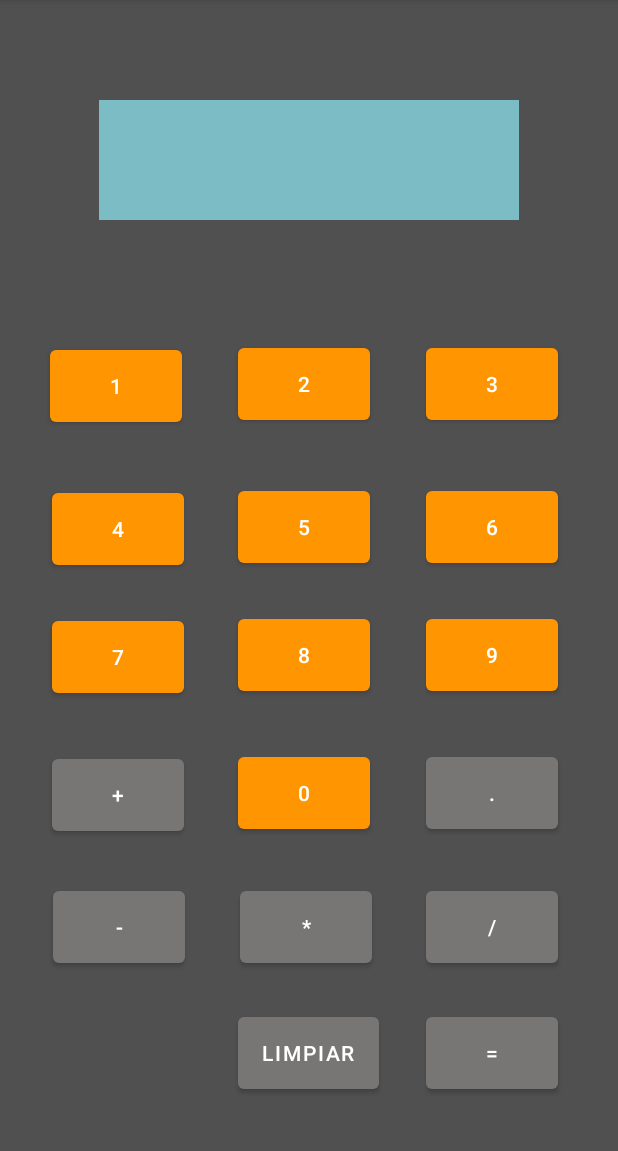
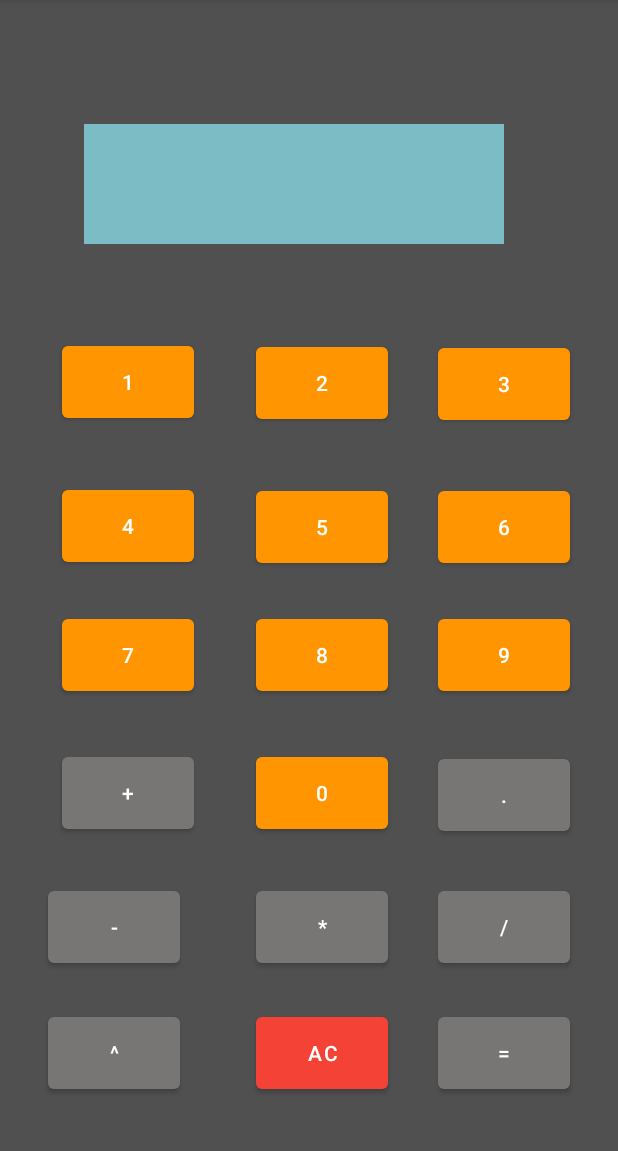
Before and after one commit to crafteer25/Practica1_Calculadora_DIZF, an Android app: the screen it shows after launch (MainActivity), on a phone screen of 412 x 824 dp, the part 84-1235 px from its top. Run offline under Robolectric (Android 15) with nearby library versions, the phone set to English and light mode, and no system bars.

Commit message:
First update

```diff
--- a/app/src/main/java/ipn/cecyt9/practica1_calculadora/MainActivity.java
+++ b/app/src/main/java/ipn/cecyt9/practica1_calculadora/MainActivity.java
@@ -3,13 +3,11 @@
 package ipn.cecyt9.practica1_calculadora;
 
 import static android.widget.Toast.LENGTH_SHORT;
-
 import androidx.appcompat.app.AppCompatActivity;
 import android.view.View;
 import android.widget.TextView;
 import android.os.Bundle;
 import android.widget.Toast;
-import static android.widget.Toast.LENGTH_SHORT;
 
 public class MainActivity extends AppCompatActivity {
 
@@ -103,6 +101,13 @@ public class MainActivity extends AppCompatActivity {
         operador="/";
         onClickOperacionCapturaNumero1(miView);
     }
+    public void onClickElevar(View miView)
+    {
+        operador="^";
+        onClickOperacionCapturaNumero1(miView);
+    }
+
+
     public void onClickIgual(View miView)
     {
         TextView tv = (TextView) findViewById(R.id.textView) ;
@@ -119,6 +124,10 @@ public class MainActivity extends AppCompatActivity {
             } else if (operador.equals("/")) {
                 resultado = numero1 / numero2;
             }
+            else if (operador.equals("^")) {
+                resultado = Math.pow(numero1, numero2);
+            }
+
             tv.setText(resultado.toString());
         }catch(NumberFormatException nfe){
             Toast.makeText(this, "Numero Incorrecto", LENGTH_SHORT).show();
--- a/app/src/main/res/layout/activity_main.xml
+++ b/app/src/main/res/layout/activity_main.xml
@@ -11,11 +11,18 @@
         android:id="@+id/textView"
         android:layout_width="280dp"
         android:layout_height="80dp"
-        android:layout_marginTop="60dp"
-        android:layout_marginBottom="74dp"
+        android:layout_marginStart="56dp"
+        android:layout_marginLeft="56dp"
+        android:layout_marginTop="102dp"
+        android:layout_marginEnd="57dp"
+        android:layout_marginRight="57dp"
+        android:layout_marginBottom="82dp"
         android:background="#7BBCC5"
+        android:textColor="#FFFFFF"
+        android:textSize="25sp"
         app:layout_constraintBottom_toTopOf="@+id/button"
         app:layout_constraintEnd_toEndOf="parent"
+        app:layout_constraintHorizontal_bias="0.0"
         app:layout_constraintStart_toStartOf="parent"
         app:layout_constraintTop_toTopOf="parent" />
 
@@ -23,26 +30,25 @@
         android:id="@+id/button"
         android:layout_width="wrap_content"
         android:layout_height="60dp"
-        android:layout_marginStart="35dp"
-        android:layout_marginLeft="35dp"
-        android:layout_marginEnd="37dp"
-        android:layout_marginRight="37dp"
-        android:layout_marginBottom="35dp"
+        android:layout_marginStart="32dp"
+        android:layout_marginLeft="32dp"
+        android:layout_marginEnd="32dp"
+        android:layout_marginRight="32dp"
+        android:layout_marginBottom="36dp"
         android:onClick="onClickButtonOne"
         android:text="1"
         app:backgroundTint="#FF9500"
         app:layout_constraintBottom_toTopOf="@+id/button4"
         app:layout_constraintEnd_toStartOf="@+id/button2"
-        app:layout_constraintHorizontal_bias="1.0"
         app:layout_constraintStart_toStartOf="parent" />
 
     <Button
         android:id="@+id/button2"
         android:layout_width="wrap_content"
         android:layout_height="60dp"
-        android:layout_marginEnd="37dp"
-        android:layout_marginRight="37dp"
-        android:layout_marginBottom="35dp"
+        android:layout_marginEnd="33dp"
+        android:layout_marginRight="33dp"
+        android:layout_marginBottom="36dp"
         android:onClick="onClickButtonTwo"
         android:text="2"
         app:backgroundTint="#FF9500"
@@ -53,8 +59,8 @@
         android:id="@+id/button3"
         android:layout_width="wrap_content"
         android:layout_height="60dp"
-        android:layout_marginEnd="40dp"
-        android:layout_marginRight="40dp"
+        android:layout_marginEnd="32dp"
+        android:layout_marginRight="32dp"
         android:layout_marginBottom="35dp"
         android:onClick="onClickButtonThree"
         android:text="3"
@@ -66,25 +72,24 @@
         android:id="@+id/button4"
         android:layout_width="wrap_content"
         android:layout_height="60dp"
-        android:layout_marginStart="35dp"
-        android:layout_marginLeft="35dp"
-        android:layout_marginEnd="37dp"
-        android:layout_marginRight="37dp"
-        android:layout_marginBottom="25dp"
+        android:layout_marginStart="32dp"
+        android:layout_marginLeft="32dp"
+        android:layout_marginEnd="32dp"
+        android:layout_marginRight="32dp"
+        android:layout_marginBottom="26dp"
         android:onClick="onClickButtonFour"
         android:text="4"
         app:backgroundTint="#FF9500"
         app:layout_constraintBottom_toTopOf="@+id/button7"
         app:layout_constraintEnd_toStartOf="@+id/button5"
-        app:layout_constraintHorizontal_bias="0.666"
         app:layout_constraintStart_toStartOf="parent" />
 
     <Button
         android:id="@+id/button5"
         android:layout_width="wrap_content"
         android:layout_height="60dp"
-        android:layout_marginEnd="37dp"
-        android:layout_marginRight="37dp"
+        android:layout_marginEnd="33dp"
+        android:layout_marginRight="33dp"
         android:layout_marginBottom="25dp"
         android:onClick="onClickButtonFive"
         android:text="5"
@@ -96,8 +101,8 @@
         android:id="@+id/button6"
         android:layout_width="wrap_content"
         android:layout_height="60dp"
-        android:layout_marginEnd="40dp"
-        android:layout_marginRight="40dp"
+        android:layout_marginEnd="32dp"
+        android:layout_marginRight="32dp"
         android:layout_marginBottom="25dp"
         android:onClick="onClickButtonSix"
         android:text="6"
@@ -109,10 +114,10 @@
         android:id="@+id/button7"
         android:layout_width="wrap_content"
         android:layout_height="60dp"
-        android:layout_marginStart="35dp"
-        android:layout_marginLeft="35dp"
-        android:layout_marginEnd="37dp"
-        android:layout_marginRight="37dp"
+        android:layout_marginStart="32dp"
+        android:layout_marginLeft="32dp"
+        android:layout_marginEnd="32dp"
+        android:layout_marginRight="32dp"
         android:layout_marginBottom="32dp"
         android:onClick="onClickButtonSeven"
         android:text="7"
@@ -125,8 +130,8 @@
         android:id="@+id/button8"
         android:layout_width="wrap_content"
         android:layout_height="60dp"
-        android:layout_marginEnd="37dp"
-        android:layout_marginRight="37dp"
+        android:layout_marginEnd="33dp"
+        android:layout_marginRight="33dp"
         android:layout_marginBottom="32dp"
         android:onClick="onClickButtonEight"
         android:text="8"
@@ -138,9 +143,9 @@
         android:id="@+id/button9"
         android:layout_width="wrap_content"
         android:layout_height="60dp"
-        android:layout_marginEnd="40dp"
-        android:layout_marginRight="40dp"
-        android:layout_marginBottom="32dp"
+        android:layout_marginEnd="32dp"
+        android:layout_marginRight="32dp"
+        android:layout_marginBottom="33dp"
         android:onClick="onClickButtonNine"
         android:text="9"
         app:backgroundTint="#FF9500"
@@ -151,8 +156,8 @@
         android:id="@+id/button10"
         android:layout_width="wrap_content"
         android:layout_height="60dp"
-        android:layout_marginEnd="37dp"
-        android:layout_marginRight="37dp"
+        android:layout_marginEnd="33dp"
+        android:layout_marginRight="33dp"
         android:layout_marginBottom="29dp"
         android:onClick="onClickButtonZero"
         android:text="0"
@@ -164,8 +169,8 @@
         android:id="@+id/button11"
         android:layout_width="wrap_content"
         android:layout_height="60dp"
-        android:layout_marginEnd="40dp"
-        android:layout_marginRight="40dp"
+        android:layout_marginEnd="32dp"
+        android:layout_marginRight="32dp"
         android:layout_marginBottom="36dp"
         android:onClick="onClickIgual"
         android:text="="
@@ -177,11 +182,11 @@
         android:id="@+id/button12"
         android:layout_width="wrap_content"
         android:layout_height="60dp"
-        android:layout_marginStart="35dp"
-        android:layout_marginLeft="35dp"
-        android:layout_marginEnd="37dp"
-        android:layout_marginRight="37dp"
-        android:layout_marginBottom="28dp"
+        android:layout_marginStart="32dp"
+        android:layout_marginLeft="32dp"
+        android:layout_marginEnd="32dp"
+        android:layout_marginRight="32dp"
+        android:layout_marginBottom="29dp"
         android:onClick="onClickSuma"
         android:text="+"
         app:backgroundTint="#787575"
@@ -193,42 +198,34 @@
         android:id="@+id/button13"
         android:layout_width="wrap_content"
         android:layout_height="60dp"
-        android:layout_marginStart="35dp"
-        android:layout_marginLeft="35dp"
-        android:layout_marginEnd="35dp"
-        android:layout_marginRight="35dp"
-        android:layout_marginBottom="120dp"
+        android:layout_marginStart="32dp"
+        android:layout_marginLeft="32dp"
+        android:layout_marginBottom="24dp"
         android:onClick="onClickResta"
         android:text="-"
         app:backgroundTint="#787575"
-        app:layout_constraintBottom_toBottomOf="parent"
-        app:layout_constraintEnd_toStartOf="@+id/button15"
-        app:layout_constraintHorizontal_bias="0.0"
+        app:layout_constraintBottom_toTopOf="@+id/button18"
         app:layout_constraintStart_toStartOf="parent" />
 
     <Button
         android:id="@+id/button14"
         android:layout_width="wrap_content"
         android:layout_height="60dp"
-        android:layout_marginStart="160dp"
-        android:layout_marginLeft="160dp"
-        android:layout_marginEnd="31dp"
-        android:layout_marginRight="31dp"
+        android:layout_marginEnd="33dp"
+        android:layout_marginRight="33dp"
         android:layout_marginBottom="36dp"
         android:onClick="onClickLimpia"
-        android:text="LIMPIAR"
-        app:backgroundTint="#787575"
+        android:text="AC"
+        app:backgroundTint="#F44336"
         app:layout_constraintBottom_toBottomOf="parent"
-        app:layout_constraintEnd_toStartOf="@+id/button11"
-        app:layout_constraintHorizontal_bias="1.0"
-        app:layout_constraintStart_toStartOf="parent" />
+        app:layout_constraintEnd_toStartOf="@+id/button11" />
 
     <Button
         android:id="@+id/button15"
         android:layout_width="wrap_content"
         android:layout_height="60dp"
-        android:layout_marginEnd="36dp"
-        android:layout_marginRight="36dp"
+        android:layout_marginEnd="33dp"
+        android:layout_marginRight="33dp"
         android:layout_marginBottom="24dp"
         android:onClick="onClickMultiplicacion"
         android:text="*"
@@ -240,8 +237,8 @@
         android:id="@+id/button16"
         android:layout_width="wrap_content"
         android:layout_height="60dp"
-        android:layout_marginEnd="40dp"
-        android:layout_marginRight="40dp"
+        android:layout_marginEnd="32dp"
+        android:layout_marginRight="32dp"
         android:layout_marginBottom="24dp"
         android:onClick="onClickDivision"
         android:text="/"
@@ -253,13 +250,30 @@
         android:id="@+id/button17"
         android:layout_width="wrap_content"
         android:layout_height="60dp"
-        android:layout_marginEnd="40dp"
-        android:layout_marginRight="40dp"
-        android:layout_marginBottom="29dp"
+        android:layout_marginEnd="32dp"
+        android:layout_marginRight="32dp"
+        android:layout_marginBottom="28dp"
         android:onClick="onClickButtonPunto"
         android:text="."
         app:backgroundTint="#787575"
         app:layout_constraintBottom_toTopOf="@+id/button16"
         app:layout_constraintEnd_toEndOf="parent" />
 
+    <Button
+        android:id="@+id/button18"
+        android:layout_width="wrap_content"
+        android:layout_height="60dp"
+        android:layout_marginStart="32dp"
+        android:layout_marginLeft="32dp"
+        android:layout_marginEnd="17dp"
+        android:layout_marginRight="17dp"
+        android:layout_marginBottom="36dp"
+        android:onClick="onClickElevar"
+        android:text="^"
+        app:backgroundTint="#787575"
+        app:layout_constraintBottom_toBottomOf="parent"
+        app:layout_constraintEnd_toStartOf="@+id/button14"
+        app:layout_constraintHorizontal_bias="0.0"
+        app:layout_constraintStart_toStartOf="parent" />
+
 </androidx.constraintlayout.widget.ConstraintLayout>
```
